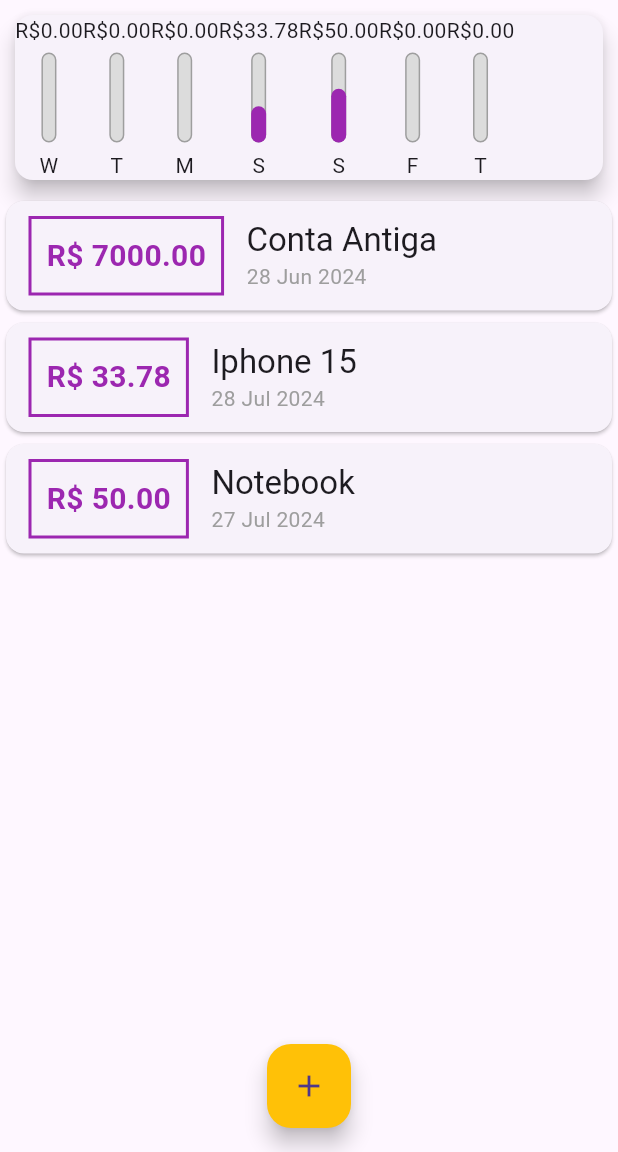
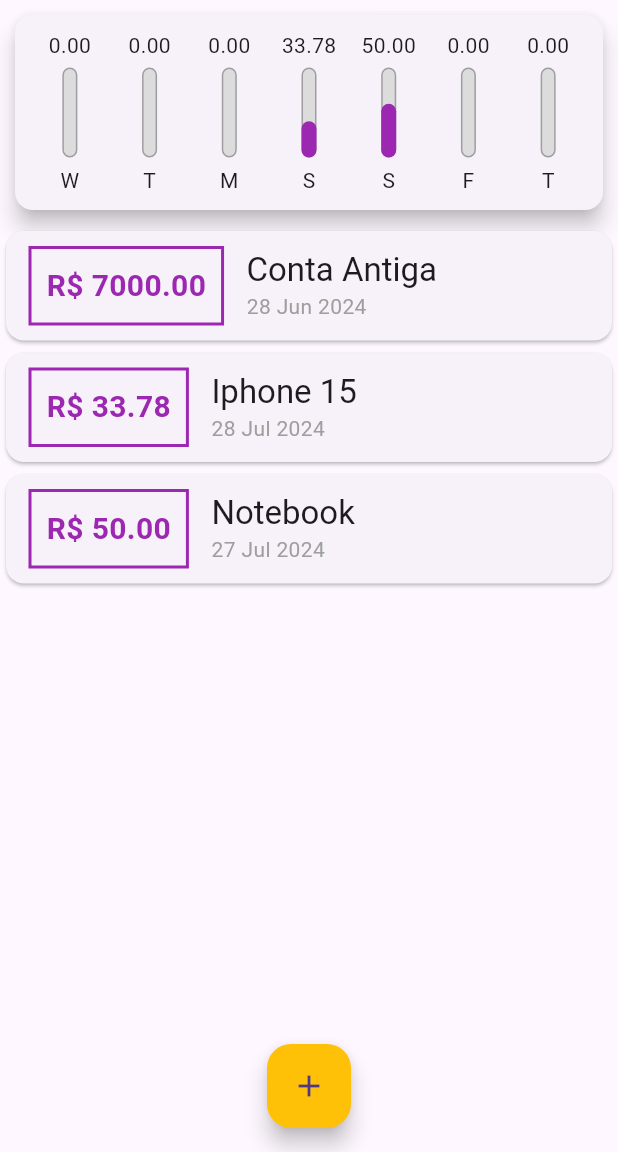
Before and after one commit to luisgs7/expenses-flutter-app, a Flutter app: the screen it shows after launch, on a phone screen of 412 x 824 dp, the part 84-1236 px from its top. Run offline on Flutter 3.47's test engine with Material 3 defaults, Android fonts, the phone set to English and light mode, and no system bars; missing offline and left inert: dart:ffi.

Commit message:
update layout.

```diff
--- a/lib/components/chart.dart
+++ b/lib/components/chart.dart
@@ -52,14 +52,21 @@ class Chart extends StatelessWidget {
     return Card(
       elevation: 6,
       margin: EdgeInsets.all(10),
+      child: Padding(
+        padding: const EdgeInsets.all(10.0),
         child: Row(
+          mainAxisAlignment: MainAxisAlignment.spaceAround,
           children: groupedTransactions.map((tr) {
-          return ChartBar(
+            return Flexible(
+              fit: FlexFit.tight,
+              child: ChartBar(
                 label: tr['day'] as String,
                 value: tr['value'] as double,
                 percentage: (tr['value'] as double) / _weekTotalValue,
+              ),
             );
           }).toList(),
+        ),
       ),
     );
   }
--- a/lib/components/chart_bar.dart
+++ b/lib/components/chart_bar.dart
@@ -15,7 +15,9 @@ class ChartBar extends StatelessWidget {
   Widget build(BuildContext context) {
     return Column(
       children: [
-        Text('R\$${value.toStringAsFixed(2)}'),
+        FittedBox(
+          child: Text('${value.toStringAsFixed(2)}'),
+        ),
         const SizedBox(height: 5),
         SizedBox(
           height: 60,
```
Lines whose indentation alone changed are shown as unchanged.
